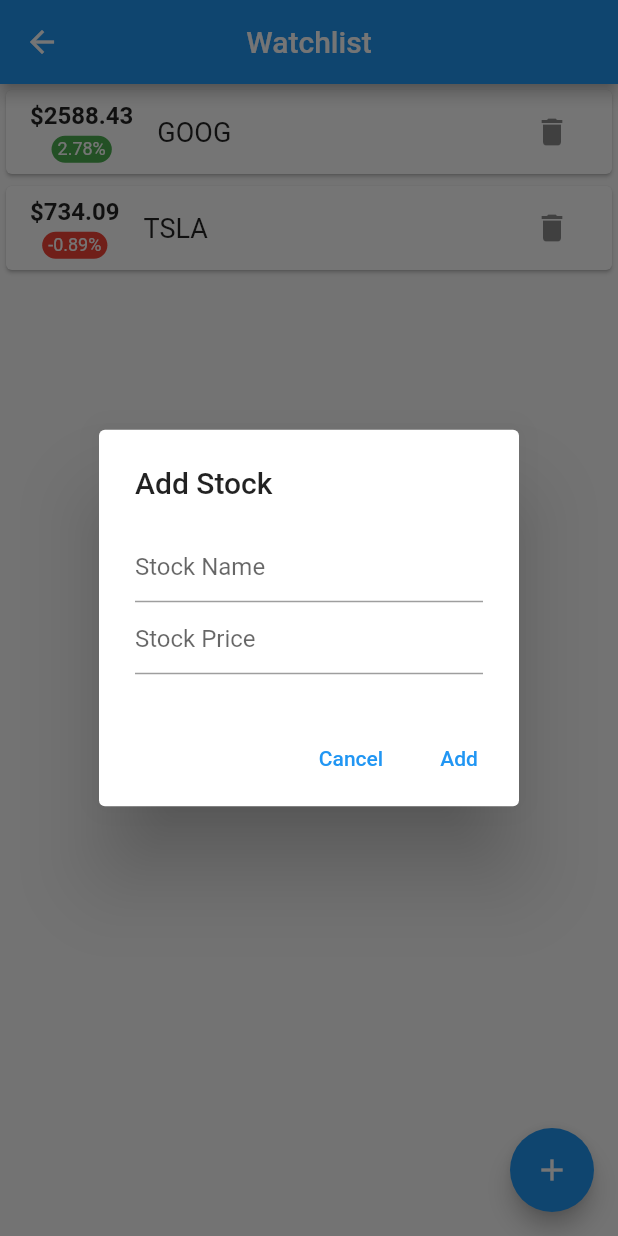
After one commit to Anishsub599/Stonk-Watch, a Flutter app: the WatchlistScreen screen opened directly, after a tap on the "delete" icon, after a tap on the "add" icon, on a phone screen of 412 x 824 dp. The commit adds this screen. Run offline on Flutter 3.47's test engine with Material 2 defaults, Android fonts, the phone set to English and light mode, and no system bars; our stand-ins replace cloud_firestore, firebase_auth, firebase_core, fluttertoast, google_nav_bar, syncfusion_flutter_charts; missing offline and left inert: firebase_auth_platform_interface; accounts and stored records are empty.

Commit message:
watchlist added

```diff
--- a/lib/pages/homepage.dart
+++ b/lib/pages/homepage.dart
@@ -195,6 +195,7 @@ import 'package:endproject/pages/Aboutus.dart';
 import 'package:endproject/pages/Myprofile.dart';
 import 'package:endproject/pages/Settings.dart';
 import 'package:endproject/pages/Stockcalculator.dart';
+import 'package:endproject/pages/watchlist.dart';
 import 'package:flutter/material.dart';
 import 'package:cupertino_icons/cupertino_icons.dart';
 import 'package:endproject/main.dart';
@@ -213,20 +214,18 @@ class homepage extends StatefulWidget {
   @override
   State<homepage> createState() => _homepageState();
 }
+
 bool _iconBool = false;
 IconData _iconLight = Icons.wb_sunny;
 IconData _iconDark = Icons.nights_stay;
-ThemeData _LightTheme =ThemeData(
+ThemeData _LightTheme = ThemeData(
   primarySwatch: Colors.amber,
   brightness: Brightness.light,
-
 );
-ThemeData _darkTheme =ThemeData(
+ThemeData _darkTheme = ThemeData(
   primarySwatch: Colors.red,
   brightness: Brightness.dark,
-
 );
-
 
 class _homepageState extends State<homepage> {
   @override
@@ -261,7 +260,7 @@ class _homepageState extends State<homepage> {
     }
 
     return MaterialApp(
-       theme: _iconBool ? _darkTheme: _LightTheme,
+      theme: _iconBool ? _darkTheme : _LightTheme,
       debugShowCheckedModeBanner: false,
       title: "STONK WATCH",
       home: Scaffold(
@@ -372,17 +371,13 @@ class _homepageState extends State<homepage> {
           backgroundColor: Color.fromARGB(255, 61, 201, 161),
           title: Text('STONKWATCH'),
           actions: [
-
-
             IconButton(
-            onPressed: (){
+              onPressed: () {
                 setState(() {
                   _iconBool = !_iconBool;
                 });
-
-
               },
-          icon: Icon(_iconBool ? _iconDark:_iconLight),
+              icon: Icon(_iconBool ? _iconDark : _iconLight),
             ),
           ],
         ),
@@ -454,7 +449,7 @@ class _homepageState extends State<homepage> {
               ElevatedButton.icon(
                 onPressed: () {
                   Navigator.of(context).push(MaterialPageRoute(
-                      builder: (context) => StockCalculator()));
+                      builder: (context) => WatchlistScreen()));
                 },
                 icon: Icon(Icons.watch),
                 label: Text('WatchList'),
--- /dev/null
+++ b/lib/pages/watchlist.dart
@@ -0,0 +1,134 @@
+import 'package:flutter/material.dart';
+
+class Stock {
+  String name;
+  double price;
+  double change;
+
+  Stock({required this.name, required this.price, required this.change});
+}
+
+class WatchlistScreen extends StatefulWidget {
+  const WatchlistScreen({Key? key}) : super(key: key);
+
+  @override
+  _WatchlistScreenState createState() => _WatchlistScreenState();
+}
+
+class _WatchlistScreenState extends State<WatchlistScreen> {
+  List<Stock> watchlist = [
+    Stock(name: 'AAPL', price: 148.48, change: -1.34),
+    Stock(name: 'GOOG', price: 2588.43, change: 2.78),
+    Stock(name: 'TSLA', price: 734.09, change: -0.89),
+  ];
+
+  @override
+  Widget build(BuildContext context) {
+    return Scaffold(
+      appBar: AppBar(
+        centerTitle: true,
+        title: Text('Watchlist'),
+      ),
+      body: ListView.builder(
+        itemCount: watchlist.length,
+        itemBuilder: (BuildContext context, int index) {
+          return Card(
+            child: ListTile(
+              leading: Column(
+                mainAxisAlignment: MainAxisAlignment.center,
+                children: [
+                  Text(
+                    '\$${watchlist[index].price.toStringAsFixed(2)}',
+                    style:
+                        TextStyle(fontSize: 16.0, fontWeight: FontWeight.bold),
+                  ),
+                  SizedBox(height: 4.0),
+                  Container(
+                    padding:
+                        EdgeInsets.symmetric(horizontal: 4.0, vertical: 2.0),
+                    decoration: BoxDecoration(
+                      borderRadius: BorderRadius.circular(16.0),
+                      color: watchlist[index].change < 0
+                          ? Colors.red
+                          : Colors.green,
+                    ),
+                    child: Text(
+                      '${watchlist[index].change.toStringAsFixed(2)}%',
+                      style: TextStyle(fontSize: 12.0, color: Colors.white),
+                    ),
+                  ),
+                ],
+              ),
+              title: Text(
+                watchlist[index].name,
+                style: TextStyle(fontSize: 18.0),
+              ),
+              trailing: IconButton(
+                icon: Icon(Icons.delete),
+                onPressed: () {
+                  setState(() {
+                    watchlist.removeAt(index);
+                  });
+                },
+              ),
+            ),
+          );
+        },
+      ),
+      floatingActionButton: FloatingActionButton(
+        child: Icon(Icons.add),
+        onPressed: () {
+          showDialog(
+            context: context,
+            builder: (BuildContext context) {
+              TextEditingController nameController = TextEditingController();
+              TextEditingController priceController = TextEditingController();
+
+              return AlertDialog(
+                title: Text('Add Stock'),
+                content: Column(
+                  mainAxisSize: MainAxisSize.min,
+                  children: [
+                    TextField(
+                      controller: nameController,
+                      decoration: InputDecoration(hintText: 'Stock Name'),
+                    ),
+                    TextField(
+                      controller: priceController,
+                      decoration: InputDecoration(hintText: 'Stock Price'),
+                      keyboardType: TextInputType.number,
+                    ),
+                  ],
+                ),
+                actions: [
+                  TextButton(
+                    child: Text('Cancel'),
+                    onPressed: () {
+                      Navigator.of(context).pop();
+                    },
+                  ),
+                  TextButton(
+                    child: Text('Add'),
+                    onPressed: () {
+                      setState(() {
+                        watchlist.add(
+                          Stock(
+                            name: nameController.text,
+                            price: double.parse(priceController.text),
+                            change: 0.0,
+                          ),
+                        );
+                      });
+
+                      Navigator.of(context).pop();
+                    },
+                  ),
+                ],
+              );
+            },
+          );
+        },
+      ),
+    );
+  }
+}
```
Lines whose indentation alone changed are shown as unchanged.
